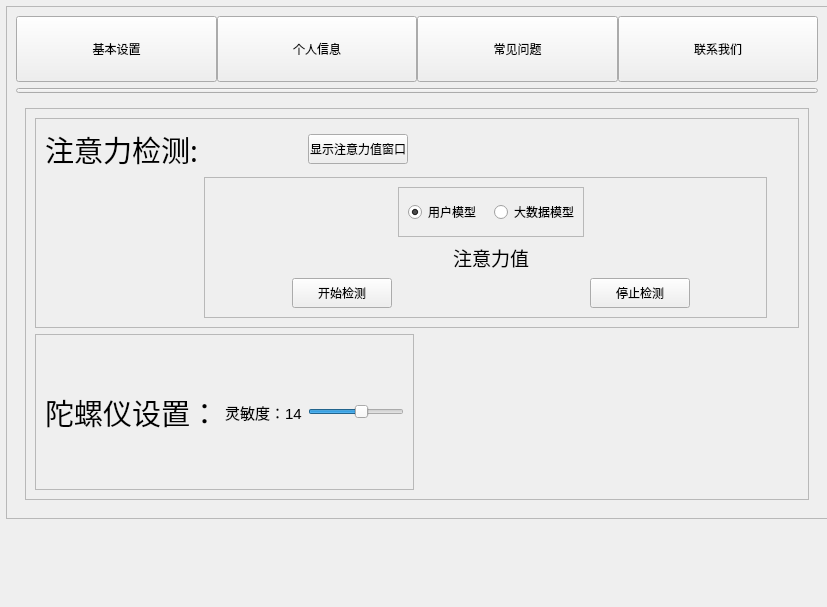
The window that app/ui/setupwidget.ui (WowIsYu/AIMouse6.5) describes before a commit, drawn with Qt 5.
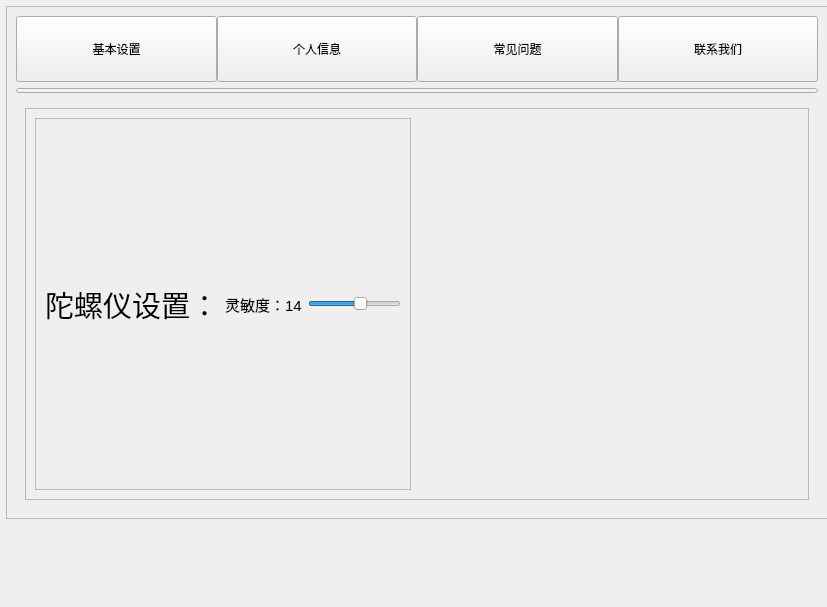
The same window after the commit. Icons and pictures are not drawn.

Commit message: 将注意力值检测放到了DataWidget, 降低耦合性

Diff of the .ui file:
```diff
--- a/app/ui/setupwidget.ui
+++ b/app/ui/setupwidget.ui
@@ -295,7 +295,7 @@
            <enum>QFrame::Raised</enum>
           </property>
           <layout class="QGridLayout" name="gridLayout_4">
-           <item row="1" column="1">
+           <item row="0" column="1">
             <spacer name="horizontalSpacer_6">
              <property name="orientation">
               <enum>Qt::Horizontal</enum>
@@ -308,7 +308,7 @@
              </property>
             </spacer>
            </item>
-           <item row="1" column="0">
+           <item row="0" column="0">
             <widget class="QFrame" name="frame_2">
              <property name="frameShape">
               <enum>QFrame::StyledPanel</enum>
@@ -364,338 +364,6 @@
              </layout>
             </widget>
            </item>
-           <item row="0" column="0" colspan="2">
-            <widget class="QFrame" name="frame_3">
-             <property name="styleSheet">
-              <string notr="true"/>
-             </property>
-             <property name="frameShape">
-              <enum>QFrame::StyledPanel</enum>
-             </property>
-             <property name="frameShadow">
-              <enum>QFrame::Raised</enum>
-             </property>
-             <layout class="QGridLayout" name="gridLayout_2">
-              <item row="0" column="0">
-               <widget class="QLabel" name="label2">
-                <property name="font">
-                 <font>
-                  <family>微软雅黑</family>
-                  <pointsize>22</pointsize>
-                 </font>
-                </property>
-                <property name="text">
-                 <string>注意力检测:</string>
-                </property>
-                <property name="alignment">
-                 <set>Qt::AlignCenter</set>
-                </property>
-               </widget>
-              </item>
-              <item row="0" column="1">
-               <spacer name="horizontalSpacer">
-                <property name="orientation">
-                 <enum>Qt::Horizontal</enum>
-                </property>
-                <property name="sizeHint" stdset="0">
-                 <size>
-                  <width>102</width>
-                  <height>20</height>
-                 </size>
-                </property>
-               </spacer>
-              </item>
-              <item row="0" column="2">
-               <widget class="QPushButton" name="pushButton">
-                <property name="sizePolicy">
-                 <sizepolicy hsizetype="Fixed" vsizetype="Fixed">
-                  <horstretch>0</horstretch>
-                  <verstretch>0</verstretch>
-                 </sizepolicy>
-                </property>
-                <property name="minimumSize">
-                 <size>
-                  <width>100</width>
-                  <height>30</height>
-                 </size>
-                </property>
-                <property name="maximumSize">
-                 <size>
-                  <width>100</width>
-                  <height>30</height>
-                 </size>
-                </property>
-                <property name="text">
-                 <string>显示注意力值窗口</string>
-                </property>
-               </widget>
-              </item>
-              <item row="0" column="3">
-               <spacer name="horizontalSpacer_4">
-                <property name="orientation">
-                 <enum>Qt::Horizontal</enum>
-                </property>
-                <property name="sizeHint" stdset="0">
-                 <size>
-                  <width>378</width>
-                  <height>27</height>
-                 </size>
-                </property>
-               </spacer>
-              </item>
-              <item row="1" column="0">
-               <spacer name="horizontalSpacer_5">
-                <property name="orientation">
-                 <enum>Qt::Horizontal</enum>
-                </property>
-                <property name="sizeHint" stdset="0">
-                 <size>
-                  <width>118</width>
-                  <height>20</height>
-                 </size>
-                </property>
-               </spacer>
-              </item>
-              <item row="1" column="1" colspan="3">
-               <widget class="QFrame" name="frame_4">
-                <property name="frameShape">
-                 <enum>QFrame::StyledPanel</enum>
-                </property>
-                <property name="frameShadow">
-                 <enum>QFrame::Raised</enum>
-                </property>
-                <layout class="QGridLayout" name="gridLayout">
-                 <item row="0" column="0" colspan="2">
-                  <spacer name="horizontalSpacer_10">
-                   <property name="orientation">
-                    <enum>Qt::Horizontal</enum>
-                   </property>
-                   <property name="sizeHint" stdset="0">
-                    <size>
-                     <width>202</width>
-                     <height>20</height>
-                    </size>
-                   </property>
-                  </spacer>
-                 </item>
-                 <item row="0" column="2">
-                  <widget class="QFrame" name="frame_6">
-                   <property name="frameShape">
-                    <enum>QFrame::StyledPanel</enum>
-                   </property>
-                   <property name="frameShadow">
-                    <enum>QFrame::Raised</enum>
-                   </property>
-                   <layout class="QHBoxLayout" name="horizontalLayout_4">
-                    <item>
-                     <widget class="QRadioButton" name="userModeBtn">
-                      <property name="sizePolicy">
-                       <sizepolicy hsizetype="Fixed" vsizetype="Fixed">
-                        <horstretch>0</horstretch>
-                        <verstretch>0</verstretch>
-                       </sizepolicy>
-                      </property>
-                      <property name="minimumSize">
-                       <size>
-                        <width>80</width>
-                        <height>30</height>
-                       </size>
-                      </property>
-                      <property name="maximumSize">
-                       <size>
-                        <width>80</width>
-                        <height>30</height>
-                       </size>
-                      </property>
-                      <property name="text">
-                       <string>用户模型</string>
-                      </property>
-                      <property name="checked">
-                       <bool>true</bool>
-                      </property>
-                     </widget>
-                    </item>
-                    <item>
-                     <widget class="QRadioButton" name="bigDataBtn">
-                      <property name="sizePolicy">
-                       <sizepolicy hsizetype="Fixed" vsizetype="Fixed">
-                        <horstretch>0</horstretch>
-                        <verstretch>0</verstretch>
-                       </sizepolicy>
-                      </property>
-                      <property name="minimumSize">
-                       <size>
-                        <width>80</width>
-                        <height>30</height>
-                       </size>
-                      </property>
-                      <property name="maximumSize">
-                       <size>
-                        <width>80</width>
-                        <height>30</height>
-                       </size>
-                      </property>
-                      <property name="text">
-                       <string>大数据模型</string>
-                      </property>
-                     </widget>
-                    </item>
-                   </layout>
-                  </widget>
-                 </item>
-                 <item row="0" column="3" colspan="2">
-                  <spacer name="horizontalSpacer_11">
-                   <property name="orientation">
-                    <enum>Qt::Horizontal</enum>
-                   </property>
-                   <property name="sizeHint" stdset="0">
-                    <size>
-                     <width>190</width>
-                     <height>20</height>
-                    </size>
-                   </property>
-                  </spacer>
-                 </item>
-                 <item row="1" column="0" colspan="2">
-                  <spacer name="horizontalSpacer_2">
-                   <property name="orientation">
-                    <enum>Qt::Horizontal</enum>
-                   </property>
-                   <property name="sizeHint" stdset="0">
-                    <size>
-                     <width>202</width>
-                     <height>20</height>
-                    </size>
-                   </property>
-                  </spacer>
-                 </item>
-                 <item row="1" column="2">
-                  <widget class="QLabel" name="resultLabel">
-                   <property name="font">
-                    <font>
-                     <pointsize>14</pointsize>
-                    </font>
-                   </property>
-                   <property name="text">
-                    <string>注意力值</string>
-                   </property>
-                   <property name="scaledContents">
-                    <bool>false</bool>
-                   </property>
-                   <property name="alignment">
-                    <set>Qt::AlignCenter</set>
-                   </property>
-                  </widget>
-                 </item>
-                 <item row="1" column="3" colspan="2">
-                  <spacer name="horizontalSpacer_3">
-                   <property name="orientation">
-                    <enum>Qt::Horizontal</enum>
-                   </property>
-                   <property name="sizeHint" stdset="0">
-                    <size>
-                     <width>190</width>
-                     <height>20</height>
-                    </size>
-                   </property>
-                  </spacer>
-                 </item>
-                 <item row="2" column="0">
-                  <spacer name="horizontalSpacer_13">
-                   <property name="orientation">
-                    <enum>Qt::Horizontal</enum>
-                   </property>
-                   <property name="sizeHint" stdset="0">
-                    <size>
-                     <width>98</width>
-                     <height>20</height>
-                    </size>
-                   </property>
-                  </spacer>
-                 </item>
-                 <item row="2" column="1">
-                  <widget class="QPushButton" name="beginButton">
-                   <property name="sizePolicy">
-                    <sizepolicy hsizetype="Fixed" vsizetype="Fixed">
-                     <horstretch>0</horstretch>
-                     <verstretch>0</verstretch>
-                    </sizepolicy>
-                   </property>
-                   <property name="minimumSize">
-                    <size>
-                     <width>100</width>
-                     <height>30</height>
-                    </size>
-                   </property>
-                   <property name="text">
-                    <string>开始检测</string>
-                   </property>
-                  </widget>
-                 </item>
-                 <item row="2" column="2">
-                  <spacer name="horizontalSpacer_12">
-                   <property name="orientation">
-                    <enum>Qt::Horizontal</enum>
-                   </property>
-                   <property name="sizeHint" stdset="0">
-                    <size>
-                     <width>173</width>
-                     <height>20</height>
-                    </size>
-                   </property>
-                  </spacer>
-                 </item>
-                 <item row="2" column="3">
-                  <widget class="QPushButton" name="stopButton">
-                   <property name="sizePolicy">
-                    <sizepolicy hsizetype="Fixed" vsizetype="Fixed">
-                     <horstretch>0</horstretch>
-                     <verstretch>0</verstretch>
-                    </sizepolicy>
-                   </property>
-                   <property name="minimumSize">
-                    <size>
-                     <width>100</width>
-                     <height>30</height>
-                    </size>
-                   </property>
-                   <property name="text">
-                    <string>停止检测</string>
-                   </property>
-                  </widget>
-                 </item>
-                 <item row="2" column="4">
-                  <spacer name="horizontalSpacer_14">
-                   <property name="orientation">
-                    <enum>Qt::Horizontal</enum>
-                   </property>
-                   <property name="sizeHint" stdset="0">
-                    <size>
-                     <width>86</width>
-                     <height>20</height>
-                    </size>
-                   </property>
-                  </spacer>
-                 </item>
-                </layout>
-               </widget>
-              </item>
-              <item row="1" column="4">
-               <spacer name="horizontalSpacer_9">
-                <property name="orientation">
-                 <enum>Qt::Horizontal</enum>
-                </property>
-                <property name="sizeHint" stdset="0">
-                 <size>
-                  <width>48</width>
-                  <height>20</height>
-                 </size>
-                </property>
-               </spacer>
-              </item>
-             </layout>
-            </widget>
-           </item>
           </layout>
          </widget>
         </item>
```
The commit also changes 7 other files.
